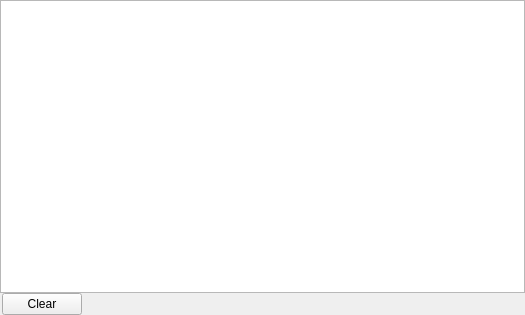
Tauzun/midori-web-, file src/lib/downloads/downloadmanager.ui: the form before one commit.
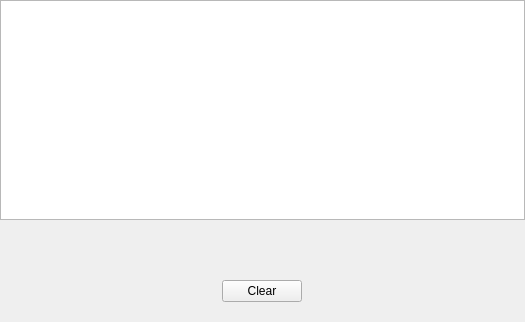
The form after the commit.

Patch:
```diff
--- a/src/lib/downloads/downloadmanager.ui
+++ b/src/lib/downloads/downloadmanager.ui
@@ -7,7 +7,7 @@
     <x>0</x>
     <y>0</y>
     <width>525</width>
-    <height>315</height>
+    <height>322</height>
    </rect>
   </property>
   <property name="minimumSize">
@@ -39,6 +39,19 @@
      </property>
     </widget>
    </item>
+   <item>
+    <spacer name="horizontalSpacer_4">
+     <property name="orientation">
+      <enum>Qt::Horizontal</enum>
+     </property>
+     <property name="sizeHint" stdset="0">
+      <size>
+       <width>40</width>
+       <height>20</height>
+      </size>
+     </property>
+    </spacer>
+   </item>
    <item>
     <layout class="QHBoxLayout" name="horizontalLayout">
      <item>
@@ -57,7 +70,25 @@
        </property>
       </spacer>
      </item>
+     <item alignment="Qt::AlignHCenter|Qt::AlignVCenter">
+      <widget class="QLabel" name="speedLabel"/>
+     </item>
+    </layout>
+   </item>
      <item>
+    <spacer name="horizontalSpacer_3">
+     <property name="orientation">
+      <enum>Qt::Horizontal</enum>
+     </property>
+     <property name="sizeHint" stdset="0">
+      <size>
+       <width>40</width>
+       <height>20</height>
+      </size>
+     </property>
+    </spacer>
+   </item>
+   <item alignment="Qt::AlignHCenter|Qt::AlignVCenter">
       <widget class="QPushButton" name="clearButton">
        <property name="sizePolicy">
         <sizepolicy hsizetype="Fixed" vsizetype="Preferred">
@@ -84,25 +115,7 @@
       </spacer>
      </item>
      <item>
-      <widget class="QLabel" name="speedLabel"/>
-     </item>
-     <item>
-      <spacer name="horizontalSpacer_3">
-       <property name="orientation">
-        <enum>Qt::Horizontal</enum>
-       </property>
-       <property name="sizeType">
-        <enum>QSizePolicy::Minimum</enum>
-       </property>
-       <property name="sizeHint" stdset="0">
-        <size>
-         <width>40</width>
-         <height>20</height>
-        </size>
-       </property>
-      </spacer>
-     </item>
-    </layout>
+    <layout class="QVBoxLayout" name="verticalLayout_4"/>
    </item>
   </layout>
  </widget>
```
Left out of the diff: 14 changed lines with no effect on the pictures. Lines whose indentation alone changed are shown as unchanged.
